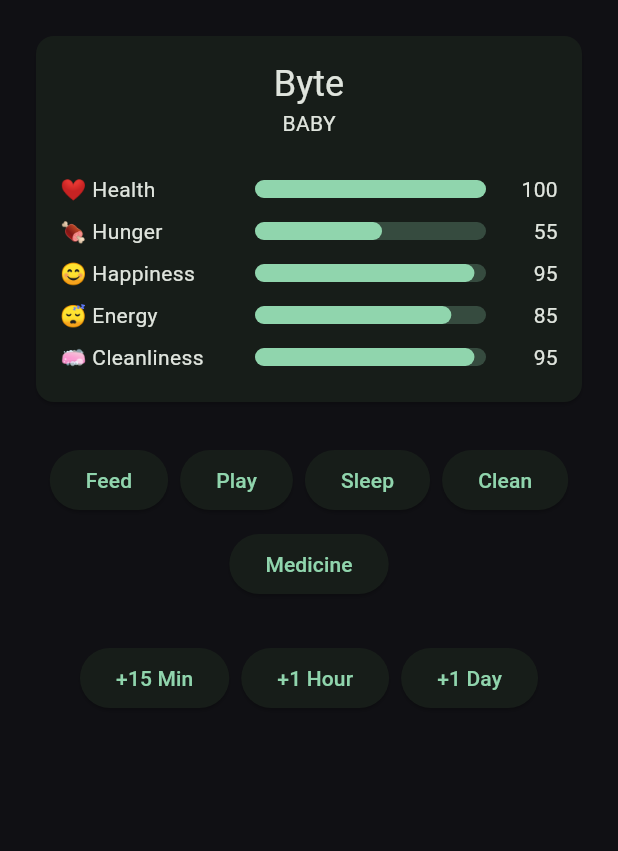
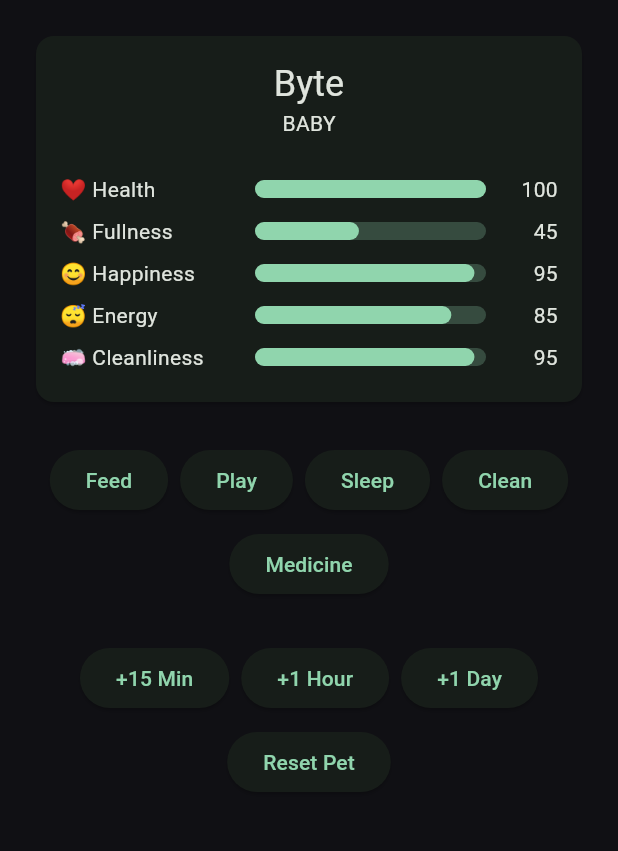
Before and after one commit to fincazerostudio/bytepet, a Flutter app: the screen it shows after launch, after a tap on "Feed", on a phone screen of 412 x 824 dp, the part 84-935 px from its top. Run offline on Flutter 3.47's test engine with Material 3 defaults, Android fonts, the phone set to English and light mode, and no system bars; our stand-ins replace shared_preferences.

Commit message:
Display hunger as fullness

```diff
--- a/lib/app/ui/developer_sandbox.dart
+++ b/lib/app/ui/developer_sandbox.dart
@@ -1,9 +1,11 @@
 import 'package:flutter/material.dart';
 
 import '../../game/application/game_session.dart';
+import '../../game/data/pet_repository.dart';
 import '../../game/domain/entities/pet.dart';
 import '../../game/domain/entities/stat.dart';
 import '../../game/domain/rules/pet_action_type.dart';
+import '../../game/domain/services/time_engine.dart';
 import 'widgets/pet_status_card.dart';
 
 class DeveloperSandbox extends StatefulWidget {
@@ -14,16 +16,20 @@ class DeveloperSandbox extends StatefulWidget {
 }
 
 class _DeveloperSandboxState extends State<DeveloperSandbox> {
+  final PetRepository repository = PetRepository();
   late GameSession session;
+  bool isLoading = true;
 
   @override
   void initState() {
     super.initState();
+    loadSession();
+  }
 
+  Pet createStarterPet() {
     final now = DateTime.now();
 
-    session = GameSession(
-      pet: Pet(
+    return Pet(
       name: 'Byte',
       growthStage: GrowthStage.baby,
       hunger: Stat(75),
@@ -33,8 +39,28 @@ class _DeveloperSandboxState extends State<DeveloperSandbox> {
       cleanliness: Stat(95),
       createdAt: now,
       lastUpdatedAt: now,
-      ),
     );
+  }
+
+  Future<void> loadSession() async {
+    final savedPet = await repository.loadPet();
+    final timeEngine = TimeEngine.standard();
+
+    final pet = savedPet == null
+        ? createStarterPet()
+        : timeEngine.progress(savedPet, DateTime.now());
+
+    session = GameSession(
+      pet: pet,
+      petRepository: repository,
+      timeEngine: timeEngine,
+    );
+
+    await session.save();
+
+    setState(() {
+      isLoading = false;
+    });
   }
 
   Future<void> action(PetActionType actionType) async {
@@ -44,6 +70,18 @@ class _DeveloperSandboxState extends State<DeveloperSandbox> {
 
   Future<void> advance(int minutes) async {
     await session.advanceMinutes(minutes);
+    setState(() {});
+  }
+
+  Future<void> resetPet() async {
+    session = GameSession(
+      pet: createStarterPet(),
+      petRepository: repository,
+      timeEngine: TimeEngine.standard(),
+    );
+
+    await session.save();
+
     setState(() {});
   }
 
@@ -59,6 +97,14 @@ class _DeveloperSandboxState extends State<DeveloperSandbox> {
 
   @override
   Widget build(BuildContext context) {
+    if (isLoading) {
+      return const Scaffold(
+        body: Center(
+          child: CircularProgressIndicator(),
+        ),
+      );
+    }
+
     final pet = session.pet;
 
     return Scaffold(
@@ -92,6 +138,7 @@ class _DeveloperSandboxState extends State<DeveloperSandbox> {
                 button('+15 Min', () => advance(15)),
                 button('+1 Hour', () => advance(60)),
                 button('+1 Day', () => advance(1440)),
+                button('Reset Pet', resetPet),
               ],
             ),
           ],
--- a/lib/app/ui/widgets/pet_status_card.dart
+++ b/lib/app/ui/widgets/pet_status_card.dart
@@ -58,7 +58,7 @@ class PetStatusCard extends StatelessWidget {
             const SizedBox(height: 20),
 
             stat("❤️ Health", pet.health.value),
-            stat("🍖 Hunger", pet.hunger.value),
+            stat("🍖 Fullness", 100 - pet.hunger.value),
             stat("😊 Happiness", pet.happiness.value),
             stat("😴 Energy", pet.energy.value),
             stat("🧼 Cleanliness", pet.cleanliness.value),
```
Lines whose indentation alone changed are shown as unchanged.
